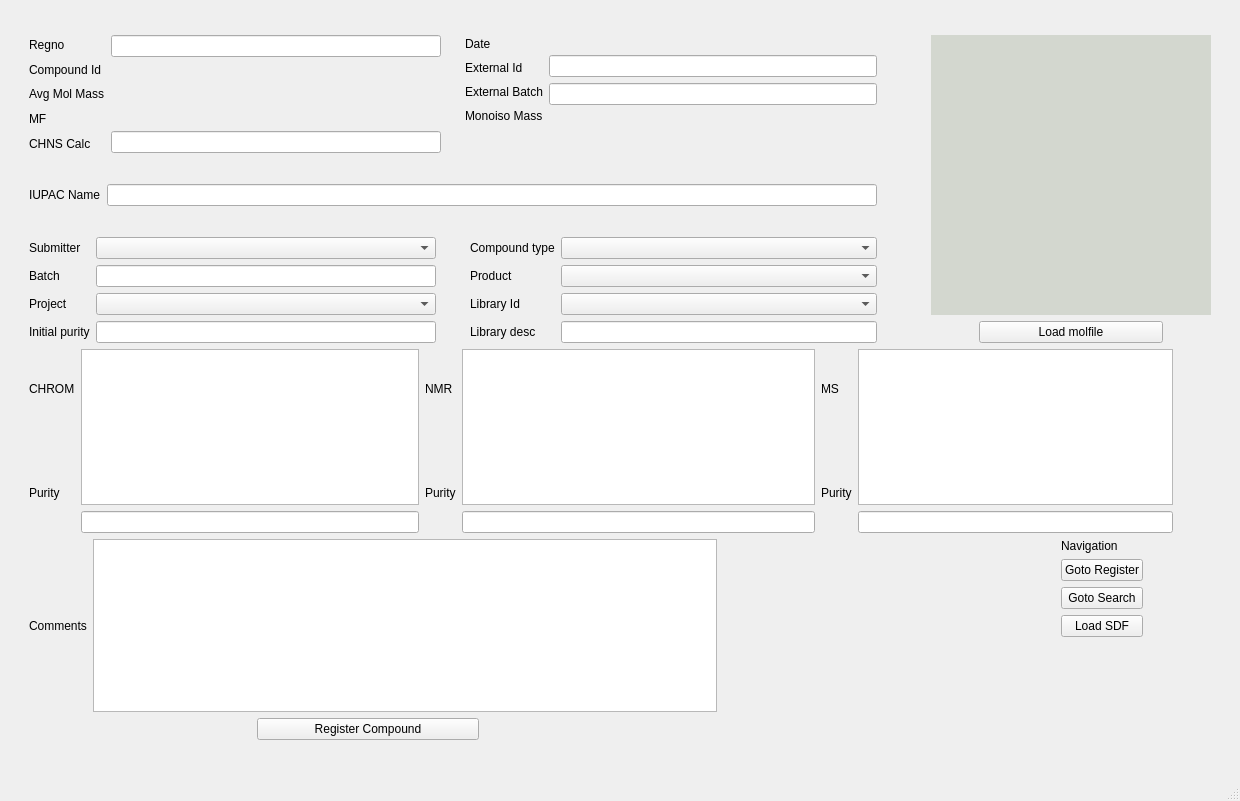
First picture: the form in chemReg/regchem.ui, repository dahlbma/scarab_tornado, before the edit.
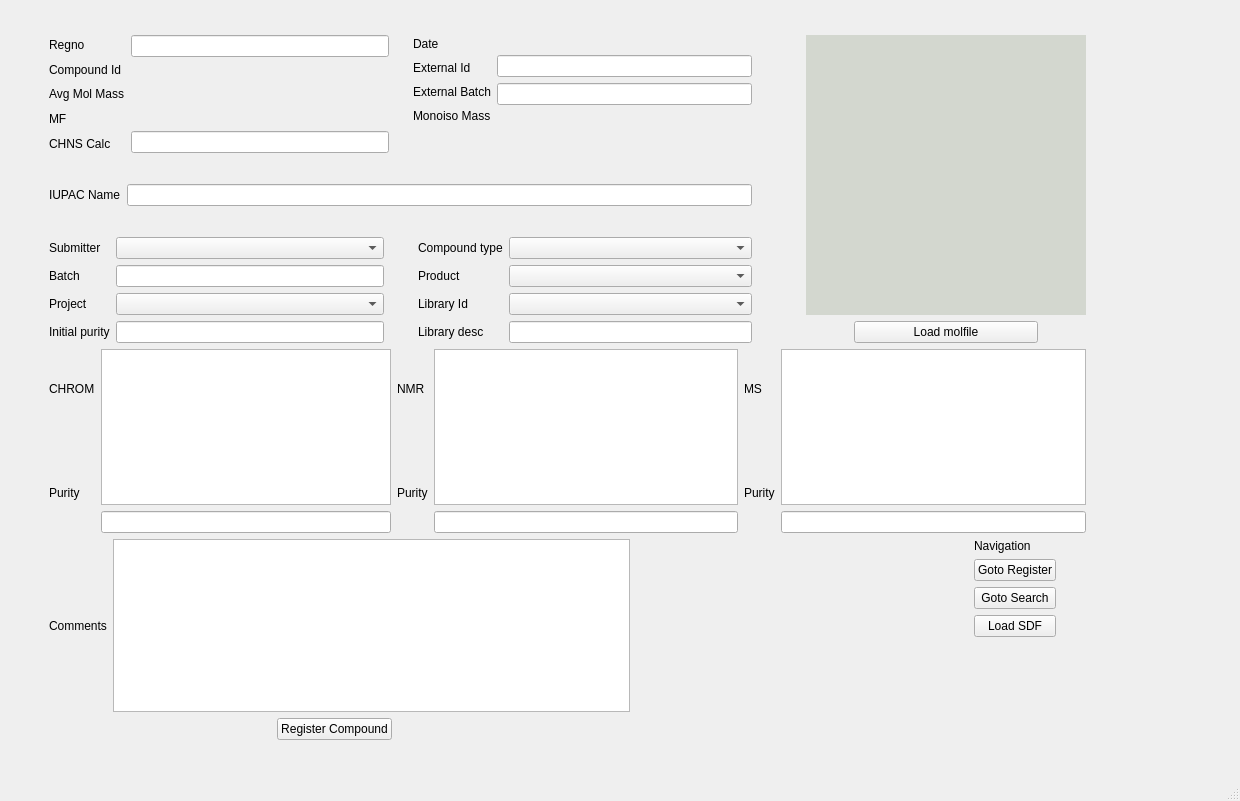
Second picture: the form after the edit.

Diff of the .ui file:
```diff
--- a/chemReg/regchem.ui
+++ b/chemReg/regchem.ui
@@ -18,7 +18,7 @@
   </property>
   <widget class="QWidget" name="centralwidget">
    <layout class="QGridLayout" name="gridLayout">
-    <item row="1" column="1" colspan="2">
+    <item row="1" column="0" colspan="2">
      <layout class="QVBoxLayout" name="verticalLayout_24">
       <item>
        <spacer name="verticalSpacer">
@@ -48,6 +48,22 @@
       </item>
       <item>
        <layout class="QHBoxLayout" name="horizontalLayout_12">
+        <item>
+         <spacer name="horizontalSpacer_4">
+          <property name="orientation">
+           <enum>Qt::Horizontal</enum>
+          </property>
+          <property name="sizeType">
+           <enum>QSizePolicy::Preferred</enum>
+          </property>
+          <property name="sizeHint" stdset="0">
+           <size>
+            <width>40</width>
+            <height>20</height>
+           </size>
+          </property>
+         </spacer>
+        </item>
         <item>
          <layout class="QVBoxLayout" name="verticalLayout_20">
           <item>
@@ -517,10 +533,42 @@
           </item>
          </layout>
         </item>
+        <item>
+         <spacer name="horizontalSpacer_3">
+          <property name="orientation">
+           <enum>Qt::Horizontal</enum>
+          </property>
+          <property name="sizeType">
+           <enum>QSizePolicy::Preferred</enum>
+          </property>
+          <property name="sizeHint" stdset="0">
+           <size>
+            <width>40</width>
+            <height>20</height>
+           </size>
+          </property>
+         </spacer>
+        </item>
        </layout>
       </item>
       <item>
        <layout class="QHBoxLayout" name="horizontalLayout_10">
+        <item>
+         <spacer name="horizontalSpacer_5">
+          <property name="orientation">
+           <enum>Qt::Horizontal</enum>
+          </property>
+          <property name="sizeType">
+           <enum>QSizePolicy::Preferred</enum>
+          </property>
+          <property name="sizeHint" stdset="0">
+           <size>
+            <width>40</width>
+            <height>20</height>
+           </size>
+          </property>
+         </spacer>
+        </item>
         <item>
          <layout class="QHBoxLayout" name="horizontalLayout_4">
           <item>
@@ -699,28 +747,44 @@
             </item>
            </layout>
           </item>
-          <item>
-           <spacer name="horizontalSpacer_23">
-            <property name="orientation">
-             <enum>Qt::Horizontal</enum>
-            </property>
-            <property name="sizeType">
-             <enum>QSizePolicy::Preferred</enum>
-            </property>
-            <property name="sizeHint" stdset="0">
-             <size>
-              <width>38</width>
-              <height>20</height>
-             </size>
-            </property>
-           </spacer>
-          </item>
          </layout>
         </item>
+        <item>
+         <spacer name="horizontalSpacer_23">
+          <property name="orientation">
+           <enum>Qt::Horizontal</enum>
+          </property>
+          <property name="sizeType">
+           <enum>QSizePolicy::Preferred</enum>
+          </property>
+          <property name="sizeHint" stdset="0">
+           <size>
+            <width>40</width>
+            <height>20</height>
+           </size>
+          </property>
+         </spacer>
+        </item>
        </layout>
       </item>
       <item>
        <layout class="QHBoxLayout" name="horizontalLayout_15">
+        <item>
+         <spacer name="horizontalSpacer_6">
+          <property name="orientation">
+           <enum>Qt::Horizontal</enum>
+          </property>
+          <property name="sizeType">
+           <enum>QSizePolicy::Preferred</enum>
+          </property>
+          <property name="sizeHint" stdset="0">
+           <size>
+            <width>40</width>
+            <height>20</height>
+           </size>
+          </property>
+         </spacer>
+        </item>
         <item>
          <layout class="QVBoxLayout" name="verticalLayout_22">
           <item>
@@ -877,7 +941,7 @@
           </property>
           <property name="sizeHint" stdset="0">
            <size>
-            <width>68</width>
+            <width>70</width>
             <height>20</height>
            </size>
           </property>
@@ -888,32 +952,26 @@
      </layout>
     </item>
     <item row="0" column="0">
-     <spacer name="horizontalSpacer">
+     <spacer name="verticalSpacer_4">
       <property name="orientation">
-       <enum>Qt::Horizontal</enum>
-      </property>
-      <property name="sizeType">
-       <enum>QSizePolicy::Preferred</enum>
+       <enum>Qt::Vertical</enum>
       </property>
       <property name="sizeHint" stdset="0">
        <size>
         <width>20</width>
-        <height>20</height>
+        <height>40</height>
        </size>
       </property>
      </spacer>
     </item>
-    <item row="0" column="3">
-     <spacer name="horizontalSpacer_2">
+    <item row="0" column="2">
+     <spacer name="horizontalSpacer">
       <property name="orientation">
        <enum>Qt::Horizontal</enum>
       </property>
-      <property name="sizeType">
-       <enum>QSizePolicy::Preferred</enum>
-      </property>
       <property name="sizeHint" stdset="0">
        <size>
-        <width>20</width>
+        <width>40</width>
         <height>20</height>
        </size>
       </property>
```
